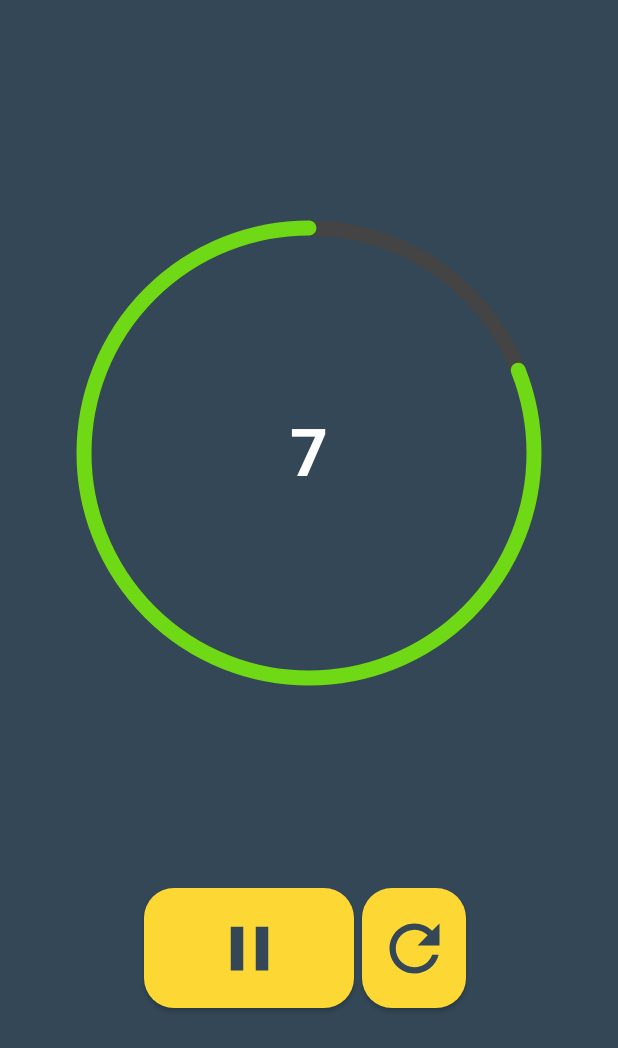
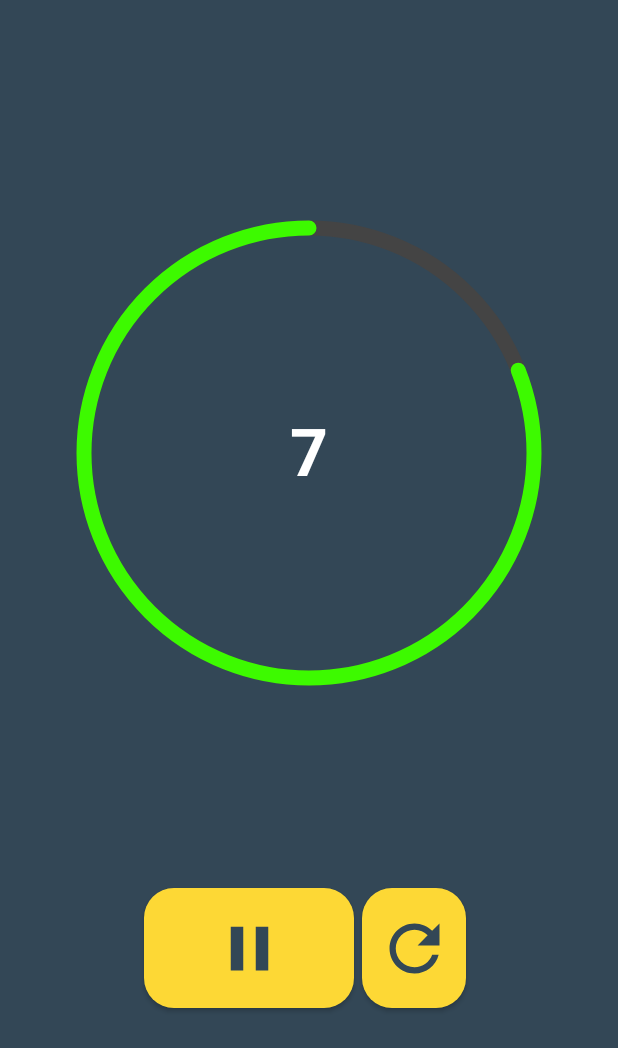
Before and after one commit to GDGCVITBHOPAL/Timer, an Android app built with Jetpack Compose: the screen it shows after launch (MainActivity), after a tap on "Play", on a phone screen of 412 x 824 dp. Shown: the top 1048 px of the screen. Run offline under Robolectric (Android 15) with nearby library versions, the phone set to English and light mode, and no system bars.

Commit message:
fixed the color changing issue

```diff
--- a/app/src/main/java/com/example/timer/TimerScreen.kt
+++ b/app/src/main/java/com/example/timer/TimerScreen.kt
@@ -1,3 +1,4 @@
+import android.util.Log
 import androidx.compose.animation.Animatable
 import androidx.compose.animation.animateColor
 import androidx.compose.animation.core.*
@@ -56,6 +57,7 @@ fun Timer(
     var currentTime by rememberSaveable {
         mutableStateOf(totalTime)
     }
+
     var isTimerRunning by rememberSaveable {
         mutableStateOf(false)
     }
@@ -94,16 +96,20 @@ fun Timer(
         mutableStateOf(false) }
 
     LaunchedEffect(colorChange) {
-        if (currentTime > 0) {
-            color.animateTo(
-                if (isTimerRunning) Color.Red else color.value,
-                animationSpec = tween(
-                    durationMillis = 2*totalTime.toInt()
+
+        if (currentTime > 0  ) {
+
+            if(isTimerRunning)
+                color.animateTo(
+                    targetValue =  Color.Red ,
+                    animationSpec = tween(
+                        durationMillis = 2*totalTime.toInt()
+                    )
                 )
-            )
+            else
+                color.animateTo(Color.Green)
         }
         else color.animateTo(Color.Green, animationSpec = tween(1000))
-
     }
 
     LaunchedEffect(key1 = currentTime, key2 = isTimerRunning) {
@@ -165,9 +171,10 @@ fun Timer(
             onClick = {
                 if (currentTime <= 0L) {
                     currentTime = totalTime
-                    isTimerRunning = true
+                    isTimerRunning = false
+                    value = 1f
+
                     colorChange = true
-
                 } else {
 
                     isTimerRunning = !isTimerRunning
@@ -201,12 +208,11 @@ fun Timer(
                 modifier = Modifier
                     .size(height = 80.dp, width = 80.dp).padding(horizontal = 5.dp),
                 onClick = {
-
                     currentTime = totalTime
+                    isTimerRunning = false
                     value = 1f
-                    isTimerRunning = false
-
-                },
+                    colorChange = !colorChange
+                          },
                 contentPadding = PaddingValues(0.dp),
 
                 shape = RoundedCornerShape(buttonCornerDp),
```
